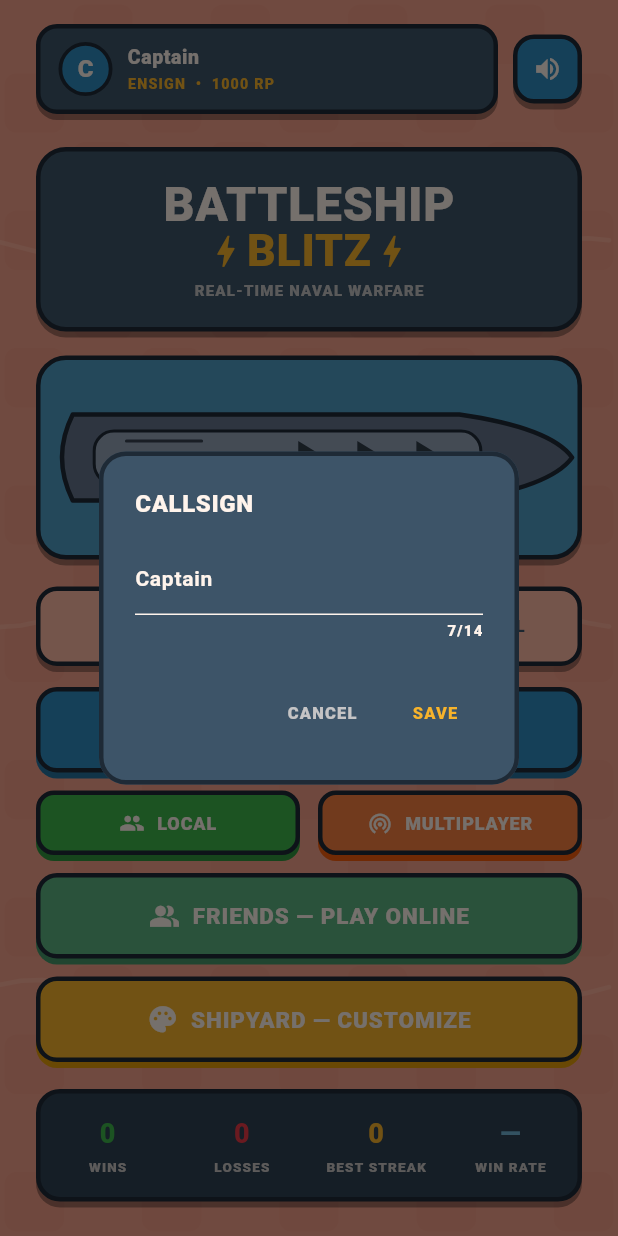
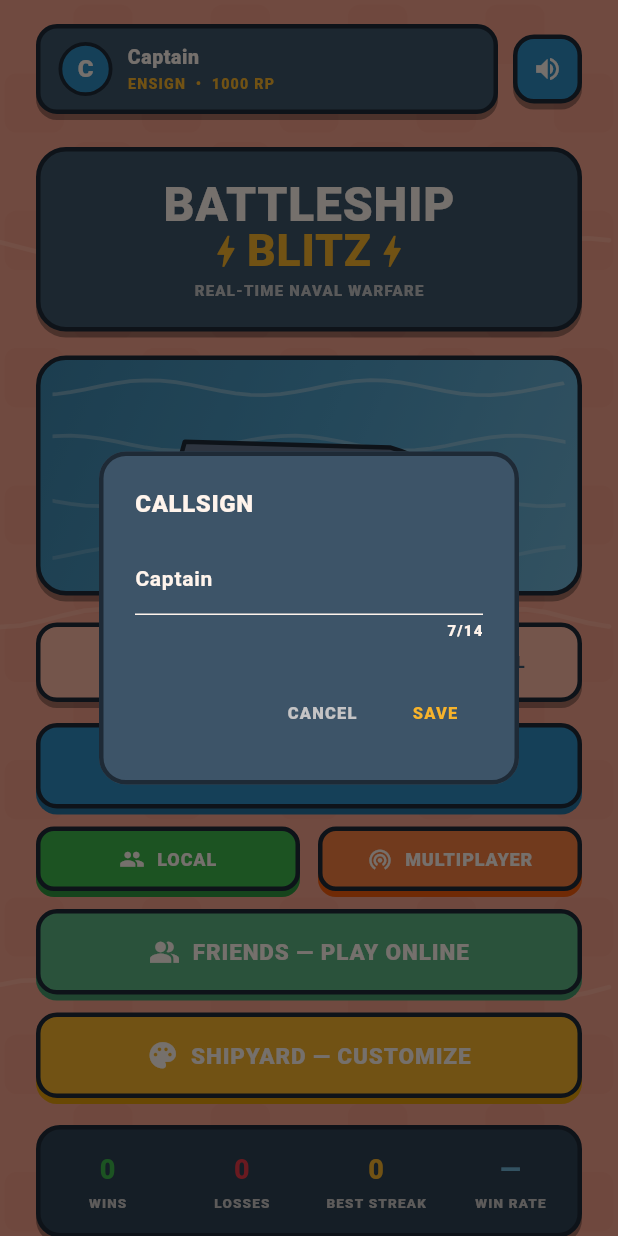
Before and after one commit to EXEQUIELKENT/Battle-Ship-Blitz-Mobile-Game, a Flutter app: the screen it shows after launch, after a tap on an icon or button, on a phone screen of 412 x 824 dp. Run offline on Flutter 3.47's test engine with Material 3 defaults, Android fonts, the phone set to English and light mode, and no system bars; our stand-ins replace audioplayers, shared_preferences; statements that could not run were skipped.

Commit message:
Add interactive HeroShipDock to home screen
Introduce a new interactive hero dock widget (lib/widgets/hero_ship_dock.dart) and use it in HomeScreen. Replaces the previous static hero ship plate with HeroShipDock which: bobs and rocks on a continuous animation, can be dragged inside the plate with bounds clamping, and cycles through the five hull classes on tap (plays click sound). The widget composes existing AnimatedShip/ShipPainter (unchanged) and draws drifting foam bands + wake ripples with a CustomPainter. Also adds animation controllers for idle bob/pop and short swap animation. Updated home_screen.dart to import and embed HeroShipDock.

```diff
--- a/lib/screens/home_screen.dart
+++ b/lib/screens/home_screen.dart
@@ -12,9 +12,9 @@ import '../services/network_service.dart';
 import '../services/online_service.dart';
 import '../services/sound_service.dart';
 import '../services/storage_service.dart';
+import '../widgets/hero_ship_dock.dart';
 import '../widgets/neon_widgets.dart';
 import '../widgets/ocean_background.dart';
-import '../widgets/ship_painter.dart';
 import 'customize_screen.dart';
 import 'friends_screen.dart';
 import 'match_resume.dart';
@@ -255,17 +255,12 @@ class _HomeScreenState extends State<HomeScreen>
                           ),
                         ),
                         const SizedBox(height: 16),
-                        // ---- Hero ship on a water plate ----
-                        Container(
-                          width: double.infinity,
-                          padding: const EdgeInsets.symmetric(vertical: 10),
-                          decoration: cartoonBox(AppColors.water, radius: 20),
-                          child: AnimatedShip(
-                            spec: kFleet.first,
-                            skin: profile.shipSkin,
-                            size: 200,
-                          ),
-                        ),
+                        // ---- Hero ship on an interactive water dock ----
+                        // Bobs on its own, can be dragged around inside
+                        // the plate, and cycles through the shipyard's
+                        // hull classes (always in the equipped skin) on
+                        // tap — see HeroShipDock for the choreography.
+                        HeroShipDock(equippedSkin: profile.shipSkin),
                         const SizedBox(height: 18),
                         // ---- Difficulty selector ----
                         _difficultySelector(),
--- /dev/null
+++ b/lib/widgets/hero_ship_dock.dart
@@ -0,0 +1,301 @@
+import 'dart:math' as math;
+
+import 'package:flutter/material.dart';
+
+import '../core/theme.dart';
+import '../models/game_models.dart';
+import '../services/sound_service.dart';
+import '../services/storage_service.dart';
+import 'ship_painter.dart';
+
+/// The main menu's hero "water dock": a redesigned home for the player's
+/// flagship that turns what used to be a static plate into a small toy.
+///
+/// This widget only choreographs and decorates — it never redraws the
+/// ship itself. [AnimatedShip]/[ShipPainter] are used completely
+/// unmodified; everything here (the gradient water, the drifting foam,
+/// the wake ripples, the bob/rock, the drag, the hull carousel) lives in
+/// the plate around it.
+///
+///  - **Idle**: the hull bobs and gently rocks on a continuous sine wave,
+///    like it's actually sitting on water.
+///  - **Drag**: pressing and dragging the hull slides it anywhere inside
+///    the dock — bounded so it can't ride up over the plate's border —
+///    and the wake ripples follow it.
+///  - **Tap**: tapping the hull (without dragging) cycles through the
+///    five shipyard hull classes (carrier, battleship, cruiser,
+///    submarine, destroyer) — always in [equippedSkin], the one skin the
+///    player actually has equipped in the Shipyard. This never browses
+///    other skins; it's a size/silhouette preview of the fleet they've
+///    already chosen, not a shop window.
+class HeroShipDock extends StatefulWidget {
+  final ShipSkin equippedSkin;
+  final double shipSize;
+  final double height;
+
+  const HeroShipDock({
+    super.key,
+    required this.equippedSkin,
+    this.shipSize = 190,
+    this.height = 160,
+  });
+
+  @override
+  State<HeroShipDock> createState() => _HeroShipDockState();
+}
+
+class _HeroShipDockState extends State<HeroShipDock>
+    with TickerProviderStateMixin {
+  /// Drives the idle bob/rock, the foam drift and the wake ripples — one
+  /// shared ticker so all three stay in phase instead of fighting.
+  late final AnimationController _waveCtrl;
+
+  /// A short, one-shot "pop" played whenever the previewed hull changes.
+  late final AnimationController _swapCtrl;
+
+  /// The shipyard's five hull classes, largest (carrier) first — the
+  /// same fleet the Shipyard itself previews, always in [widget.
+  /// equippedSkin].
+  static const List<ShipSpec> _hulls = kFleet;
+  int _hullIndex = 0;
+
+  /// Offset the hull has been dragged from the dock's center, clamped to
+  /// stay inside the plate every time it changes.
+  Offset _drag = Offset.zero;
+  Size _plateSize = Size.zero;
+
+  @override
+  void initState() {
+    super.initState();
+    _waveCtrl = AnimationController(
+      vsync: this,
+      duration: const Duration(seconds: 4),
+    )..repeat();
+    _swapCtrl = AnimationController(
+      vsync: this,
+      duration: const Duration(milliseconds: 260),
+    );
+  }
+
+  @override
+  void dispose() {
+    _waveCtrl.dispose();
+    _swapCtrl.dispose();
+    super.dispose();
+  }
+
+  /// Every hull silhouette in [ShipPainter] is drawn as fractions of
+  /// whatever width/height it's given, at a fixed ~1.8:1 aspect — so the
+  /// only safe way to make the carrier read as visibly bigger than the
+  /// destroyer is to scale width AND height together. Scaling width alone
+  /// (while holding height constant) changes that aspect ratio per hull
+  /// and warps the smaller ones into a squashed, stubby shape instead of
+  /// a smaller boat.
+  ///
+  /// Scale runs from 0.62x (destroyer, the smallest hull) up to 1.0x
+  /// (carrier, the largest) so every class stays clearly readable while
+  /// still differing in size — matching their relative footprint on the
+  /// actual battle grid without distorting any of them.
+  double _hullScale(ShipSpec spec) {
+    final cellSizes = _hulls.map((s) => s.size);
+    final minCells = cellSizes.reduce(math.min);
+    final maxCells = cellSizes.reduce(math.max);
+    final t = maxCells == minCells
+        ? 1.0
+        : (spec.size - minCells) / (maxCells - minCells);
+    return 0.62 + 0.38 * t;
+  }
+
+  double _hullWidth(ShipSpec spec) => widget.shipSize * _hullScale(spec);
+
+  double _hullHeight(ShipSpec spec) => _hullWidth(spec) * 0.55;
+
+  void _cycleHull() {
+    SoundService.instance.click();
+    setState(() {
+      _hullIndex = (_hullIndex + 1) % _hulls.length;
+      // Fresh hull, fresh spot — also keeps a smaller hull (say, the
+      // destroyer) from landing outside its own tighter drag bounds if
+      // it inherits a big offset the carrier was just parked at.
+      _drag = Offset.zero;
+    });
+    _swapCtrl.forward(from: 0);
+  }
+
+  void _onPanUpdate(DragUpdateDetails details) {
+    if (_plateSize == Size.zero) return;
+    // Keeps the hull's outline from ever riding up over the dock's own
+    // border, on any edge.
+    const inset = 16.0;
+    final hull = _hulls[_hullIndex];
+    final maxX =
+        math.max(0.0, (_plateSize.width - _hullWidth(hull)) / 2 - inset);
+    final maxY =
+        math.max(0.0, (_plateSize.height - _hullHeight(hull)) / 2 - inset);
+    setState(() {
+      _drag = Offset(
+        (_drag.dx + details.delta.dx).clamp(-maxX, maxX),
+        (_drag.dy + details.delta.dy).clamp(-maxY, maxY),
+      );
+    });
+  }
+
+  @override
+  Widget build(BuildContext context) {
+    final hull = _hulls[_hullIndex];
+
+    return LayoutBuilder(
+      builder: (context, constraints) {
+        _plateSize = Size(constraints.maxWidth, widget.height);
+        return Container(
+          width: double.infinity,
+          height: widget.height,
+          clipBehavior: Clip.antiAlias,
+          decoration: BoxDecoration(
+            gradient: const LinearGradient(
+              begin: Alignment.topLeft,
+              end: Alignment.bottomRight,
+              colors: [
+                AppColors.waterDark,
+                AppColors.water,
+                AppColors.waterLight,
+              ],
+            ),
+            borderRadius: BorderRadius.circular(20),
+            border: Border.all(color: AppColors.outline, width: 3),
+            boxShadow: const [
+              BoxShadow(
+                color: Color(0x55000000),
+                offset: Offset(0, 4),
+                blurRadius: 0,
+              ),
+            ],
+          ),
+          child: Stack(
+            alignment: Alignment.center,
+            children: [
+              // Drifting foam bands + wake ripples that trail wherever
+              // the hull has been dragged. Purely decorative.
+              Positioned.fill(
+                child: AnimatedBuilder(
+                  animation: _waveCtrl,
+                  builder: (context, _) => CustomPaint(
+                    painter: _HeroWaterPainter(_waveCtrl.value, _drag),
+                  ),
+                ),
+              ),
+
+              // ---- The ship: bobs on its own, follows a drag, and
+              // cycles hull classes on tap. AnimatedShip/ShipPainter are
+              // untouched — only this wrapper moves and resizes it.
+              AnimatedBuilder(
+                animation: Listenable.merge([_waveCtrl, _swapCtrl]),
+                builder: (context, _) {
+                  final bob = math.sin(_waveCtrl.value * 2 * math.pi) * 7;
+                  final rock =
+                      math.sin(_waveCtrl.value * 2 * math.pi + 0.7) * 0.04;
+                  final pop =
+                      1.0 + 0.12 * math.sin(_swapCtrl.value * math.pi);
+                  return Transform.translate(
+                    offset: Offset(_drag.dx, _drag.dy + bob),
+                    child: Transform.rotate(
+                      angle: rock,
+                      child: Transform.scale(
+                        scale: pop,
+                        child: GestureDetector(
+                          behavior: HitTestBehavior.translucent,
+                          onTap: _cycleHull,
+                          onPanUpdate: _onPanUpdate,
+                          child: AnimatedShip(
+                            spec: hull,
+                            skin: widget.equippedSkin,
+                            width: _hullWidth(hull),
+                            height: _hullHeight(hull),
+                          ),
+                        ),
+                      ),
+                    ),
+                  );
+                },
+              ),
+            ],
+          ),
+        );
+      },
+    );
+  }
+}
+
+/// Drifting foam bands (a wave-squiggle texture on the water itself) plus
+/// concentric wake ripples centered under wherever the hull currently
+/// sits. Both are driven by the same looping `t` the hull's bob uses, so
+/// the whole plate reads as one continuous motion instead of several
+/// independent animations.
+class _HeroWaterPainter extends CustomPainter {
+  final double t;
+  final Offset shipOffset;
+
+  _HeroWaterPainter(this.t, this.shipOffset);
+
+  @override
+  void paint(Canvas canvas, Size size) {
+    // The plate's Container clips to the *outer* edge of its rounded
+    // border, so foam bands drawn edge-to-edge (see the x loop below)
+    // could cross right through the border's corner curve and sit on
+    // top of its black outline. Clipping to a rect inset from the
+    // border keeps every wave/ripple stroke clearly inside it instead.
+    const inset = 8.0;
+    canvas.save();
+    canvas.clipRRect(RRect.fromRectAndRadius(
+      Rect.fromLTWH(0, 0, size.width, size.height).deflate(inset),
+      Radius.circular(math.max(0, 20 - inset)),
+    ));
+
+    final wavePaint = Paint()
+      ..style = PaintingStyle.stroke
+      ..strokeWidth = 2.5
+      ..strokeCap = StrokeCap.round;
+    for (var band = 0; band < 4; band++) {
+      final yBase = size.height * (0.12 + band * 0.24);
+      final speed = 1.0 + band * 0.35;
+      final phase = t * 2 * math.pi * speed + band * 1.7;
+      final alpha = (0.30 - band * 0.045).clamp(0.05, 1.0);
+      wavePaint.color = AppColors.cream.withValues(alpha: alpha);
+      final path = Path();
+      for (var x = -20.0; x <= size.width + 20; x += 10) {
+        final y =
+            yBase + math.sin((x / size.width) * 2 * math.pi * 2.4 + phase) * 5;
+        if (x == -20) {
+          path.moveTo(x, y);
+        } else {
+          path.lineTo(x, y);
+        }
+      }
+      canvas.drawPath(path, wavePaint);
+    }
+
+    final center = Offset(
+      size.width / 2 + shipOffset.dx,
+      size.height / 2 + shipOffset.dy + 16,
+    );
+    final ripplePaint = Paint()..style = PaintingStyle.stroke..strokeWidth = 1.6;
+    for (var i = 0; i < 3; i++) {
+      final ringT = (t + i / 3) % 1.0;
+      final radiusX = 24 + ringT * 44;
+      final radiusY = radiusX * 0.32;
+      final alpha = ((1 - ringT) * 0.28).clamp(0.0, 1.0);
+      ripplePaint.color = AppColors.cream.withValues(alpha: alpha);
+      canvas.drawOval(
+        Rect.fromCenter(
+            center: center, width: radiusX * 2, height: radiusY * 2),
+        ripplePaint,
+      );
+    }
+
+    canvas.restore();
+  }
+
+  @override
+  bool shouldRepaint(covariant _HeroWaterPainter oldDelegate) =>
+      oldDelegate.t != t || oldDelegate.shipOffset != shipOffset;
+}
```
